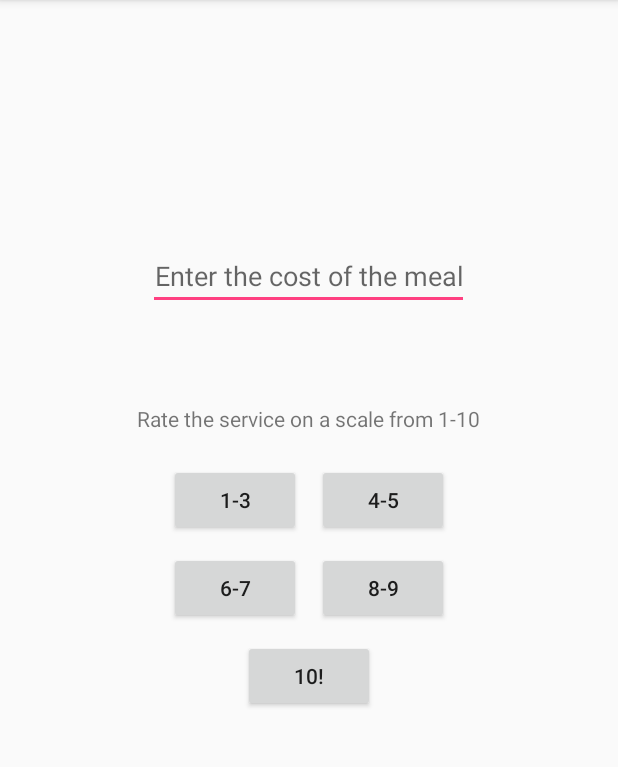
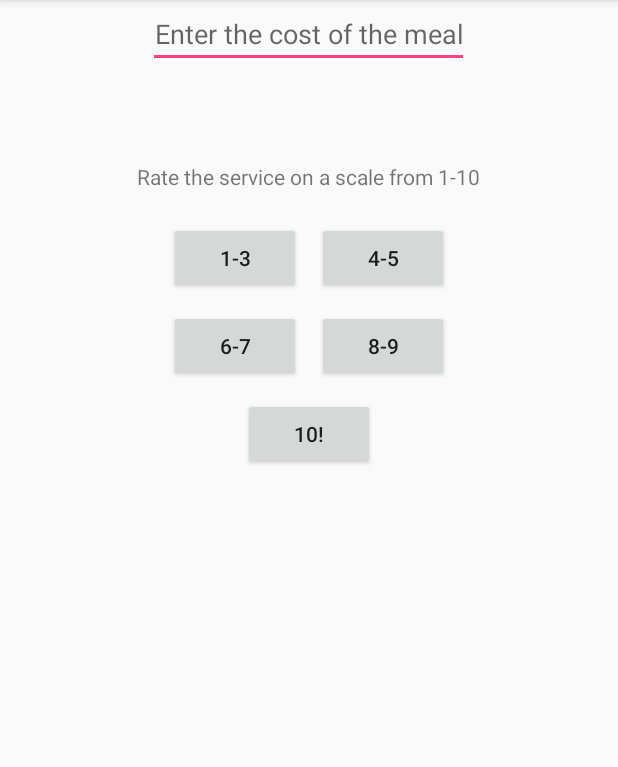
Before and after one commit to ChapmanCPSC356Fall2017/service-tip-calculator-ander384, an Android app: the screen it shows after launch (MainActivity), on a phone screen of 412 x 824 dp, the part 84-851 px from its top. Run offline under Robolectric (Android 15) with nearby library versions, the phone set to English and light mode, and no system bars.

Commit message:
Added Scroll View

```diff
--- a/app/src/main/res/layout/activity_main.xml
+++ b/app/src/main/res/layout/activity_main.xml
@@ -1,7 +1,10 @@
 <?xml version="1.0" encoding="utf-8"?>
-<LinearLayout xmlns:android="http://schemas.android.com/apk/res/android"
+
+<ScrollView xmlns:android="http://schemas.android.com/apk/res/android"
     xmlns:app="http://schemas.android.com/apk/res-auto"
-    xmlns:tools="http://schemas.android.com/tools"
+    xmlns:tools="http://schemas.android.com/tools" android:layout_height="wrap_content"
+     android:layout_width="match_parent">
+    <LinearLayout
         android:layout_width="match_parent"
         android:layout_height="match_parent"
         android:gravity="center"
@@ -85,3 +88,5 @@
             android:gravity="center"/>
 
     </LinearLayout>
+
+</ScrollView>
```
Lines whose indentation alone changed are shown as unchanged.
